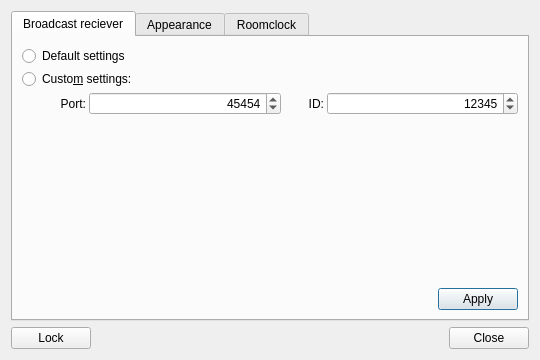
Before: the Qt Designer form teleprinter/teleprintersettings.ui in SFr682k/fightclub, drawn with Qt 5.
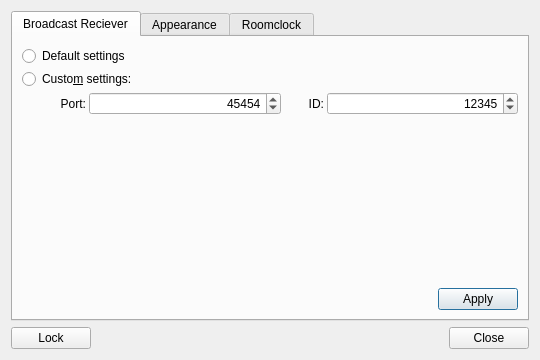
After: the same form once the commit is applied. Icons and pictures are not drawn.

What changed in the file:
```diff
--- a/teleprinter/teleprintersettings.ui
+++ b/teleprinter/teleprintersettings.ui
@@ -36,7 +36,7 @@
      </property>
      <widget class="QWidget" name="bcastConfigTab">
       <attribute name="title">
-       <string>Broadcast reciever</string>
+       <string>Broadcast Reciever</string>
       </attribute>
       <layout class="QVBoxLayout" name="verticalLayout_2">
        <property name="spacing">
```
Left out of the diff: 4 changed lines with no effect on the pictures.
